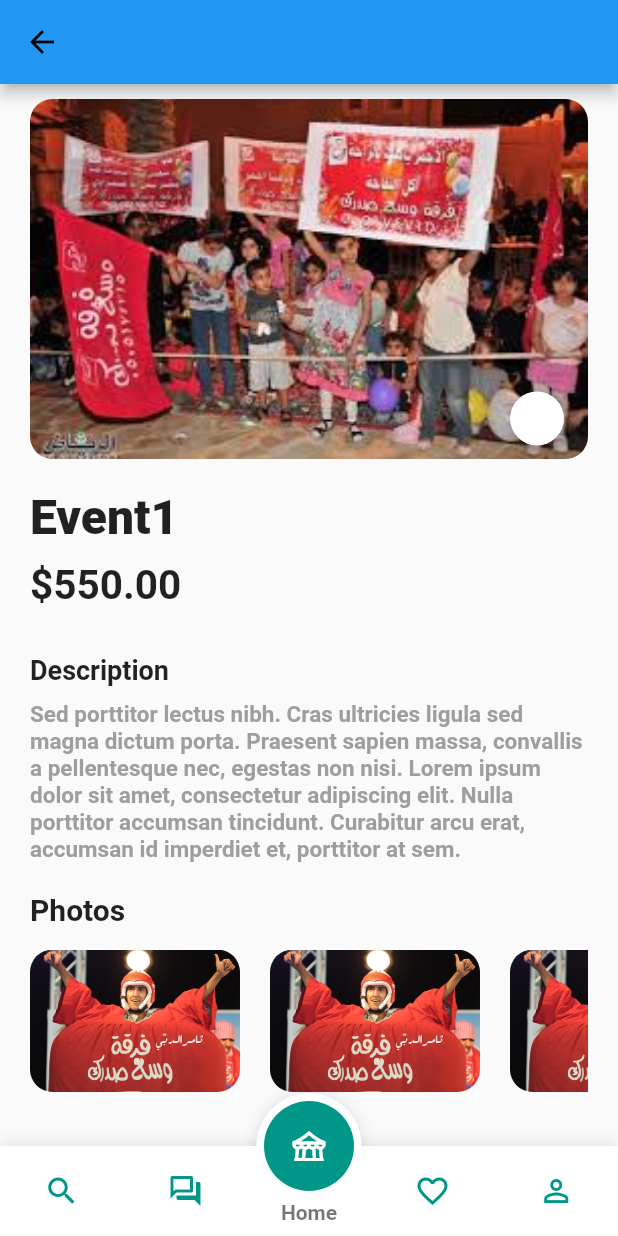
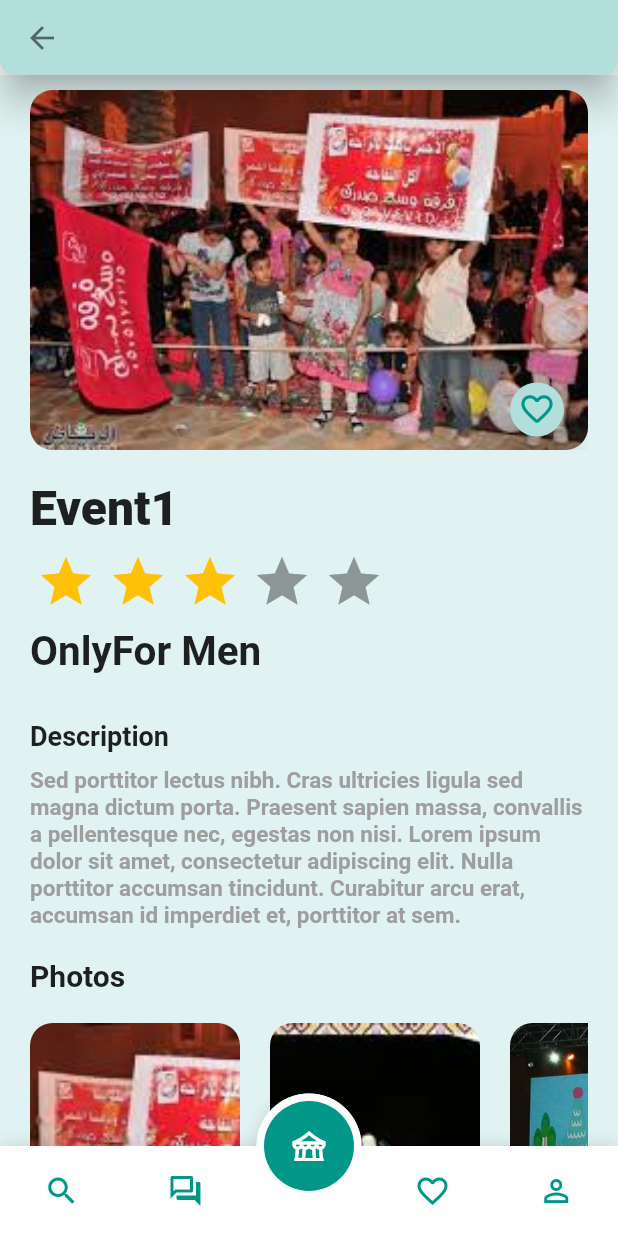
Before and after one commit to mooha9/Eventy_app, a Flutter app: the screen it shows after launch, after a tap on "SIGN IN", after a tap on "Event1", on a phone screen of 412 x 824 dp. Run offline on Flutter 3.47's test engine with Material 2 defaults, Android fonts, the phone set to English and light mode, and no system bars; drawn by our look-alikes of fancy_bottom_navigation, flutter_rating_bar; missing offline and left inert: filter_list.

Commit message:
update desigen and some function

```diff
--- a/lib/connect.dart
+++ b/lib/connect.dart
@@ -16,6 +16,7 @@ class MyApp extends StatelessWidget {
 
       theme: ThemeData(
           primarySwatch: Colors.teal,
+
       ),
       home: MyHomePage(),
     );
@@ -51,7 +52,7 @@ class _MyHomePageState extends State<MyHomePage> {
 
           TabData(
               iconData: Icons.search,
-              title: "Search",
+              title: " ",
               onclick: () {
                 SearchPage();
                 final FancyBottomNavigationState fState = bottomNavigationKey
@@ -60,7 +61,7 @@ class _MyHomePageState extends State<MyHomePage> {
 
           TabData(
               iconData: Icons.question_answer_outlined ,
-              title: "Chat",
+              title: " ",
               onclick: () {
                 ChatPage();
                 final FancyBottomNavigationState fState = bottomNavigationKey
@@ -69,7 +70,7 @@ class _MyHomePageState extends State<MyHomePage> {
 
           TabData(
               iconData: Icons.festival_sharp,
-              title: "Home",
+              title: " ",
               onclick: () {
                 HomePage();
                 final FancyBottomNavigationState fState = bottomNavigationKey
@@ -78,7 +79,7 @@ class _MyHomePageState extends State<MyHomePage> {
 
           TabData(
               iconData: Icons.favorite_border_outlined,
-              title: "Favorite",
+              title: " ",
               onclick: () {
                 FavoritePage();
                 final FancyBottomNavigationState fState = bottomNavigationKey
@@ -87,7 +88,7 @@ class _MyHomePageState extends State<MyHomePage> {
 
           TabData(
               iconData: Icons.person_outline,
-              title: "Profile" ,
+              title: " " ,
               onclick: () {
                 ProfilePage();
                 final FancyBottomNavigationState fState = bottomNavigationKey
--- a/lib/screens/eventDetails.dart
+++ b/lib/screens/eventDetails.dart
@@ -1,5 +1,6 @@
 import 'package:flutter/material.dart';
 import 'package:eventy_app/util/data.dart';
+import 'package:flutter_rating_bar/flutter_rating_bar.dart';
 
 import 'eventItem.dart';
 
@@ -16,8 +17,16 @@ class _EventDetailsState extends State<EventDetails> {
   Widget build(BuildContext context) {
     return Scaffold(
             appBar: AppBar(
+              backgroundColor: Colors.teal[100],
+              toolbarHeight: 50,
+        elevation: 10,
+         shape: RoundedRectangleBorder(
+      borderRadius: BorderRadius.vertical(
+        bottom: Radius.circular(10),
+      ),
+    ),
         leading: BackButton(
-            color: Colors.black,
+            color: Colors.black54,
             onPressed: () => Navigator.of(context).pop(),
         ),),
 
@@ -25,7 +34,10 @@ class _EventDetailsState extends State<EventDetails> {
 
         children: <Widget>[
 
-          ListView(
+          Container(
+            color: Colors.teal[50],
+            child: ListView(
+
               padding: EdgeInsets.symmetric(horizontal: 20.0),
               children: <Widget>[
                 SizedBox(height: 10.0),
@@ -39,8 +51,24 @@ class _EventDetailsState extends State<EventDetails> {
                   ),
                 ),
                 SizedBox(height: 10.0),
+                RatingBar.builder(
+                      initialRating: 3,
+                       minRating: 1,
+                       direction: Axis.horizontal,
+                       allowHalfRating: true,
+                       itemCount: 5,
+                       itemPadding: EdgeInsets.symmetric(horizontal: 4.0),
+                     itemBuilder: (context, _) => Icon(
+                        Icons.star,
+                      color: Colors.amber,
+                          ),
+                       onRatingUpdate: (rating) {
+                        print(rating);
+                     },
+                    ),
+                    SizedBox(height: 10.0),
                 Text(
-                "\$550.00",
+                  "OnlyFor Men ",
                   style: TextStyle(
                     fontSize: 27.0,
                     fontWeight: FontWeight.w600,
@@ -82,6 +110,7 @@ class _EventDetailsState extends State<EventDetails> {
                 SizedBox(height: 10.0),
               ],
             ),
+          ),
 
         ],
       ),
@@ -90,13 +119,14 @@ class _EventDetailsState extends State<EventDetails> {
 
   buildProductList() {
     return Container(
-      height: 100.0,
+      height: 300.0,
+      width: 200,
       child: ListView.builder(
         scrollDirection: Axis.horizontal,
         shrinkWrap: true,
         itemCount: events.length,
         itemBuilder: (BuildContext context, int index) {
-          Map event = events.reversed.toList()[index];
+          Map event = events.toList()[index];
 
           return EventItem(
             event: event,
@@ -122,15 +152,22 @@ class _EventDetailsState extends State<EventDetails> {
               fit: BoxFit.cover,
             ),
           ),
+
           Positioned(
             right: -10.0,
             bottom: 3.0,
 
             child: RawMaterialButton(
               onPressed: () {},
-              fillColor: Colors.white,
+              fillColor: Colors.teal[100],
               shape: CircleBorder(),
-              elevation: 4.0,
+              elevation: 10.0,
+              child: Icon(
+               Icons.favorite_border_rounded,
+                 size: 25.0,
+                color: Colors.teal,
+                  ),
+
 
             ),
           ),
--- a/lib/screens/eventItem.dart
+++ b/lib/screens/eventItem.dart
@@ -15,7 +15,7 @@ class EventItem extends StatelessWidget {
     var container = Container(
           height: 140,
           width: 140,
-            padding: EdgeInsets.only(top: 5.0),
+            margin: new EdgeInsets.symmetric(vertical: 10.0),
 
 
 
--- a/lib/screens/homePage.dart
+++ b/lib/screens/homePage.dart
@@ -22,14 +22,14 @@ class _HomePageState extends State<HomePage> {
 
         actions: <Widget>[
           Padding(
-            padding: EdgeInsets.only(right: 70.0),
+            padding: EdgeInsets.only(right: 90.0,top: 10),
             child: Text(
               "Good Moorning",
               style: TextStyle(
-                fontSize: 35.0,
+                fontSize: 33.0,
                 fontWeight: FontWeight.bold,
-                height: 1.5,
-                color: Colors.black,
+
+                color: Colors.black87,
               ),
             ),
 
@@ -37,7 +37,7 @@ class _HomePageState extends State<HomePage> {
 
           Center(
             child: IconButton(
-              icon: const Icon(Icons.add_alert, color: Colors.black,),
+              icon: const Icon(Icons.add_alert, color: Colors.black45,),
               tooltip: 'Show Snackbar',
               onPressed: () {
                 ScaffoldMessenger.of(context)
@@ -61,7 +61,7 @@ class _HomePageState extends State<HomePage> {
           titlenewEvent(),
           SizedBox(height: 10.0),
           topEventsList(),
-          SizedBox(height: 1.0),
+          SizedBox(height: 5.0),
           titlenearEvent(),
           SizedBox(height: 1.0),
           nearEventsList(),
@@ -86,6 +86,7 @@ class _HomePageState extends State<HomePage> {
           style: TextStyle(
             fontSize: 23,
             fontWeight: FontWeight.w800,
+            color: Colors.black87,
 
           ),
         ),
@@ -116,6 +117,7 @@ class _HomePageState extends State<HomePage> {
   titlenearEvent() {
     return Row(
       mainAxisAlignment: MainAxisAlignment.spaceBetween,
+
       children: <Widget>[
 
         Text(
@@ -124,6 +126,7 @@ class _HomePageState extends State<HomePage> {
           style: TextStyle(
             fontSize: 23,
             fontWeight: FontWeight.w800,
+            color: Colors.black87,
 
           ),
         ),
@@ -134,10 +137,11 @@ class _HomePageState extends State<HomePage> {
 
   nearEventsList() {
     return Container(
-      height:420.0,
+      height:800.0,
+      margin: new EdgeInsets.symmetric(vertical: 5.0),
       child: ListView.builder(
-        scrollDirection: Axis.vertical,
-        shrinkWrap: true,
+
+
         itemCount: events.length,
         itemBuilder: (BuildContext context, int index) {
           Map event = events[index];
@@ -146,6 +150,6 @@ class _HomePageState extends State<HomePage> {
             event: event,
           );
         },
-      ),
+      )
     );
   }
--- a/lib/screens/topEvent.dart
+++ b/lib/screens/topEvent.dart
@@ -12,7 +12,7 @@ class TopEvent extends StatelessWidget {
   @override
   Widget build(BuildContext context) {
     return Padding(
-      padding: EdgeInsets.only(right: 20),
+      padding: EdgeInsets.only(right: 15),
 
 
 
@@ -56,7 +56,8 @@ class TopEvent extends StatelessWidget {
                ),
 
 
-               Container(
+               Center(
+                 child: Container(
                     height: 120.0,
                     width: 400.0,
                     child: Row(children: [
@@ -87,7 +88,7 @@ class TopEvent extends StatelessWidget {
 
 
                     ],),
-                   margin: const EdgeInsets.only(top: 150.0,left: 20, right: 20, bottom: 20),
+                     margin: const EdgeInsets.only(top: 150.0, ),
                     decoration: const BoxDecoration(
 
                        borderRadius: BorderRadius.only(
@@ -106,6 +107,7 @@ class TopEvent extends StatelessWidget {
             )
                     ),
               ),
+               ),
 
             ],
 
```
Also changed, not shown: lib/screens/chatPage.dart (+30 -16 lines), lib/screens/favoritePage.dart (+36 -40 lines), lib/screens/profilePage.dart (+94 -10 lines), lib/screens/searchPage.dart (+42 -9 lines), lib/util/data_chat.dart (+8 -8 lines), pubspec.yaml (+8 -0 lines), assets/images/captain-america.jpeg (added), assets/images/hulk.jpeg (added), assets/images/ironman.jpeg (added), assets/images/nick-fury.png (added), assets/images/scarlet-witch.jpeg (added), assets/images/spiderman.jpeg (added), assets/images/thor.jpeg (added), pubspec.lock, 9 other files. Lines whose indentation alone changed are shown as unchanged.
